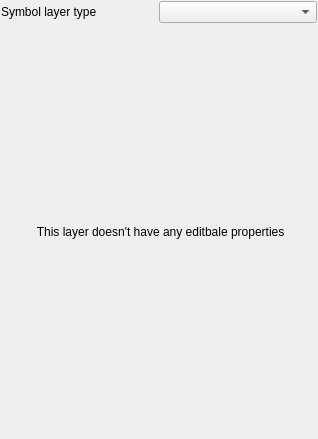
This is src/ui/symbollayer/widget_layerproperties.ui in qgis/QGIS as Qt 5 draws it before an edit. The edited form follows.
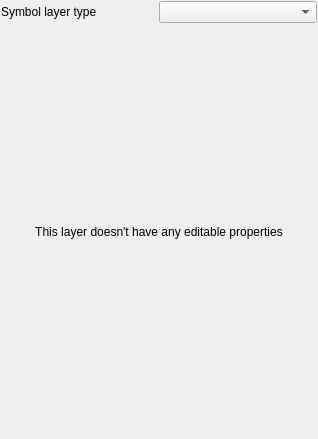
This is the edited form.

Patch:
```diff
--- a/src/ui/symbollayer/widget_layerproperties.ui
+++ b/src/ui/symbollayer/widget_layerproperties.ui
@@ -48,7 +48,7 @@
        <item>
         <widget class="QLabel" name="label_2">
          <property name="text">
-          <string> This layer doesn't have any editbale properties</string>
+          <string>This layer doesn't have any editable properties</string>
          </property>
          <property name="alignment">
           <set>Qt::AlignCenter</set>
```
